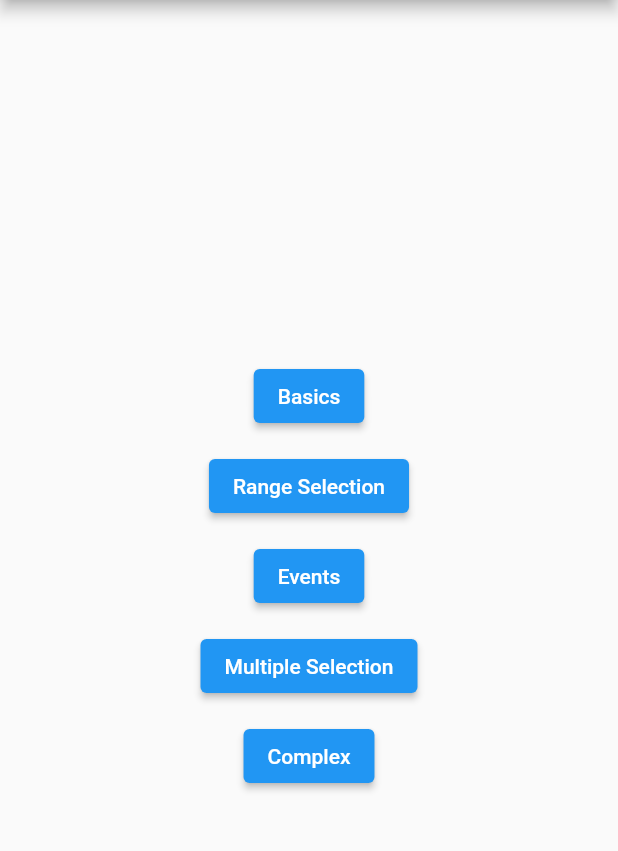
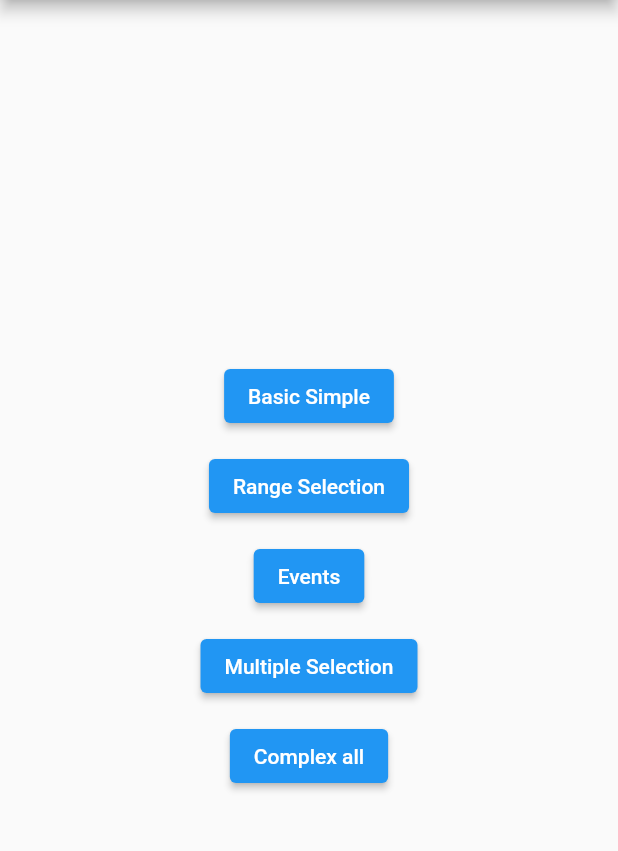
Before and after one commit to JosueDurand96/Calendar-Flutter, a Flutter app: the screen it shows after launch, on a phone screen of 412 x 824 dp, the part 84-935 px from its top. Run offline on Flutter 3.47's test engine with Material 2 defaults, Android fonts, the phone set to English and light mode, and no system bars; our stand-ins replace table_calendar.

```diff
--- a/lib/main.dart
+++ b/lib/main.dart
@@ -43,7 +43,7 @@ class _StartPageState extends State<StartPage> {
           children: [
             const SizedBox(height: 20.0),
             ElevatedButton(
-              child: Text('Basics'),
+              child: Text('Basic Simple'),
               onPressed: () => Navigator.push(
                 context,
                 MaterialPageRoute(builder: (_) => TableBasicsExample()),
@@ -75,7 +75,7 @@ class _StartPageState extends State<StartPage> {
             ),
             const SizedBox(height: 12.0),
             ElevatedButton(
-              child: Text('Complex'),
+              child: Text('Complex all'),
               onPressed: () => Navigator.push(
                 context,
                 MaterialPageRoute(builder: (_) => TableComplexExample()),
--- a/lib/utils.dart
+++ b/lib/utils.dart
@@ -13,8 +13,6 @@ class Event {
   String toString() => title;
 }
 
-/// Example events.
-///
 /// Using a [LinkedHashMap] is highly recommended if you decide to use a map.
 final kEvents = LinkedHashMap<DateTime, List<Event>>(
   equals: isSameDay,
```
